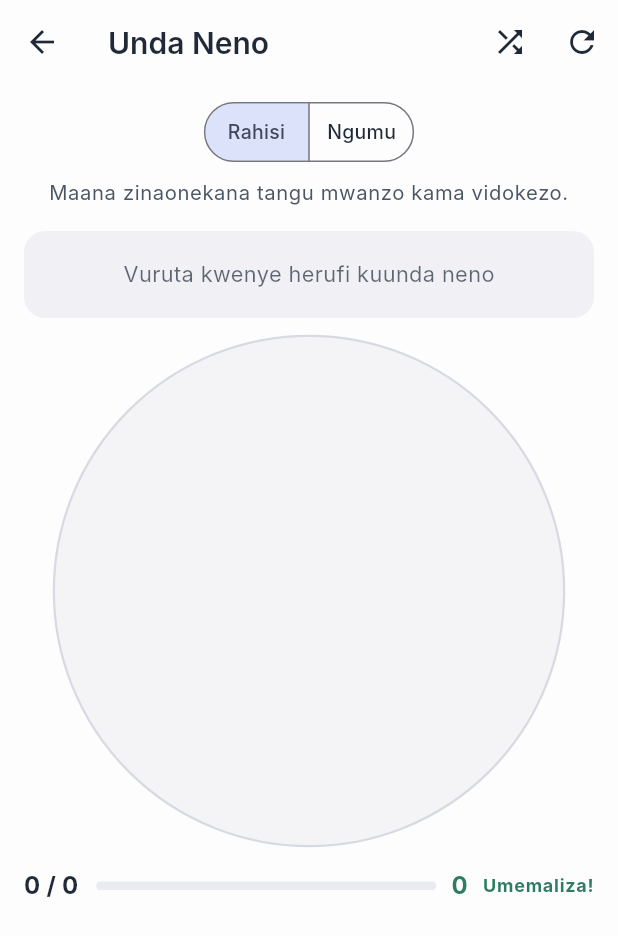
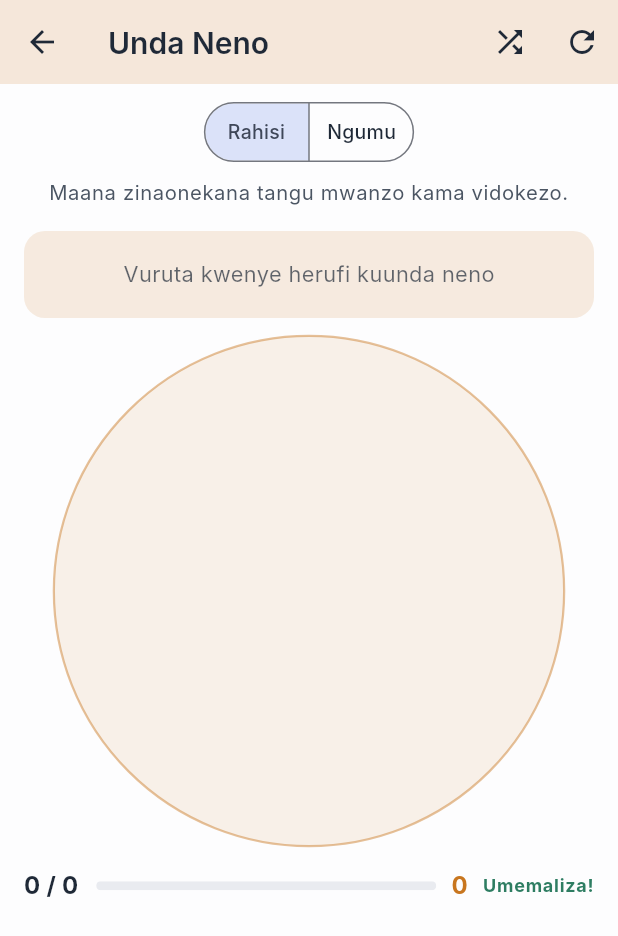
Before and after one commit to Baranga69/Kamusi-2.0, a Flutter app: the WordBuildScreen screen opened directly with empty values, on a phone screen of 412 x 824 dp. Shown: the top 936 px of the screen. Run offline on Flutter 3.47's test engine with Material 3 defaults, Android fonts, the phone set to English and light mode, and no system bars; our stand-ins replace dio, flutter_riverpod, shared_preferences; accounts and stored records are empty; network calls fail; Roboto replaces fonts that are missing (Inter).

Commit message:
feat(mobile): each game screen wears its own colour
The shelf promised three different games and then all three opened onto
the same screen. Each now carries the accent its card wears: the word hunt
teal, the ring amber, the crossword indigo — on the app bar, the board's
own backdrop, the selection, the progress bar, the score and the hint.

Success stays green everywhere. The accent says which game you are in;
green says you got it right, and conflating the two would cost the
feedback that actually matters while gaining nothing — a found word
reading as "teal" rather than "correct" is worse on every screen.

The crossword's in-clue highlight went from 0.15 to 0.24 alpha. At the
lower value it was invisible on the phone, and showing which answer you
are typing into is the only reason it exists.

Co-Authored-By: Claude Opus 5 <noreply@anthropic.com>
Claude-Session: https://claude.ai/code/session_0132UVQuxbwhY4MuccHQSNNF

```diff
--- a/apps/mobile/lib/ui/screens/word_build_screen.dart
+++ b/apps/mobile/lib/ui/screens/word_build_screen.dart
@@ -201,6 +201,8 @@ class _WordBuildScreenState extends ConsumerState<WordBuildScreen> {
     final l10n = AppLocalizations.of(context)!;
     final theme = Theme.of(context);
     final learnColors = theme.extension<KamusiLearnColors>();
+    // The amber this game wears on the shelf, carried inside.
+    final accent = learnColors?.gameAccentB ?? theme.colorScheme.secondary;
 
     // Longest first: the pangram is the headline answer and the short words
     // read as the warm-up they are.
@@ -211,6 +213,7 @@ class _WordBuildScreenState extends ConsumerState<WordBuildScreen> {
 
     return Scaffold(
       appBar: AppBar(
+        backgroundColor: accent.withValues(alpha: 0.16),
         title: Text(l10n.learnWordBuildTitle),
         actions: [
           IconButton(
@@ -279,6 +282,7 @@ class _WordBuildScreenState extends ConsumerState<WordBuildScreen> {
             failed: _lastAttemptFailed,
             placeholder: l10n.learnWordBuildHint,
             learnColors: learnColors,
+            accent: accent,
           ),
           const SizedBox(height: 12),
           LayoutBuilder(
@@ -301,10 +305,9 @@ class _WordBuildScreenState extends ConsumerState<WordBuildScreen> {
                         selected: _selected,
                         ringRadius: _ringRadius(size),
                         tileRadius: _tileRadius(size),
-                        linkColor: theme.colorScheme.primary,
-                        ringColor: theme.colorScheme.outlineVariant,
-                        ringFill: theme.colorScheme.surfaceContainerHighest
-                            .withValues(alpha: 0.35),
+                        linkColor: accent,
+                        ringColor: accent.withValues(alpha: 0.45),
+                        ringFill: accent.withValues(alpha: 0.10),
                       ),
                       child: Stack(
                         children: [
@@ -314,6 +317,7 @@ class _WordBuildScreenState extends ConsumerState<WordBuildScreen> {
                               centre: _centres(size)[index],
                               radius: _tileRadius(size),
                               selected: _selected.contains(index),
+                              accent: accent,
                             ),
                         ],
                       ),
@@ -339,6 +343,7 @@ class _WordBuildScreenState extends ConsumerState<WordBuildScreen> {
             total: _puzzle.words.length,
             complete: _complete,
             score: _score,
+            accent: accent,
             doneLabel: l10n.learnWordBuildDone,
             learnColors: learnColors,
           ),
@@ -398,12 +403,14 @@ class _AttemptBox extends StatelessWidget {
     required this.failed,
     required this.placeholder,
     required this.learnColors,
+    required this.accent,
   });
 
   final String attempt;
   final bool failed;
   final String placeholder;
   final KamusiLearnColors? learnColors;
+  final Color accent;
 
   @override
   Widget build(BuildContext context) {
@@ -411,7 +418,7 @@ class _AttemptBox extends StatelessWidget {
     final empty = attempt.isEmpty;
     final background = failed && empty
         ? (learnColors?.incorrectContainer ?? theme.colorScheme.errorContainer)
-        : theme.colorScheme.surfaceContainerHighest.withValues(alpha: 0.45);
+        : accent.withValues(alpha: 0.14);
     final foreground = failed && empty
         ? (learnColors?.onIncorrectContainer ?? theme.colorScheme.onErrorContainer)
         : theme.colorScheme.onSurface;
@@ -446,12 +453,14 @@ class _RingTile extends StatelessWidget {
     required this.centre,
     required this.radius,
     required this.selected,
+    required this.accent,
   });
 
   final String letter;
   final Offset centre;
   final double radius;
   final bool selected;
+  final Color accent;
 
   @override
   Widget build(BuildContext context) {
@@ -465,13 +474,9 @@ class _RingTile extends StatelessWidget {
         duration: const Duration(milliseconds: 120),
         decoration: BoxDecoration(
           shape: BoxShape.circle,
-          color: selected
-              ? theme.colorScheme.primary
-              : theme.colorScheme.surfaceContainerHighest,
+          color: selected ? accent : theme.colorScheme.surfaceContainerHighest,
           border: Border.all(
-            color: selected
-                ? theme.colorScheme.primary
-                : theme.colorScheme.outlineVariant,
+            color: selected ? accent : theme.colorScheme.outlineVariant,
             width: 1.5,
           ),
         ),
@@ -483,9 +488,7 @@ class _RingTile extends StatelessWidget {
               letter.toUpperCase(),
               style: theme.textTheme.headlineSmall?.copyWith(
                 fontWeight: FontWeight.w700,
-                color: selected
-                    ? theme.colorScheme.onPrimary
-                    : theme.colorScheme.onSurface,
+                color: selected ? Colors.white : theme.colorScheme.onSurface,
               ),
             ),
           ),
@@ -568,6 +571,7 @@ class _ProgressRow extends StatelessWidget {
     required this.total,
     required this.complete,
     required this.score,
+    required this.accent,
     required this.doneLabel,
     required this.learnColors,
   });
@@ -576,6 +580,7 @@ class _ProgressRow extends StatelessWidget {
   final int total;
   final bool complete;
   final int score;
+  final Color accent;
   final String doneLabel;
   final KamusiLearnColors? learnColors;
 
@@ -597,9 +602,7 @@ class _ProgressRow extends StatelessWidget {
               minHeight: 6,
               backgroundColor: learnColors?.progressTrack ??
                   theme.colorScheme.surfaceContainerHighest,
-              valueColor: AlwaysStoppedAnimation<Color>(
-                learnColors?.correct ?? theme.colorScheme.primary,
-              ),
+              valueColor: AlwaysStoppedAnimation<Color>(accent),
             ),
           ),
         ),
@@ -608,7 +611,7 @@ class _ProgressRow extends StatelessWidget {
           '$score',
           style: theme.textTheme.titleMedium?.copyWith(
             fontWeight: FontWeight.w700,
-            color: learnColors?.correct,
+            color: accent,
           ),
         ),
         if (complete) ...[
```
Also changed, not shown: apps/mobile/lib/ui/screens/crossword_screen.dart (+28 -11 lines), apps/mobile/lib/ui/screens/word_find_screen.dart (+19 -8 lines).
